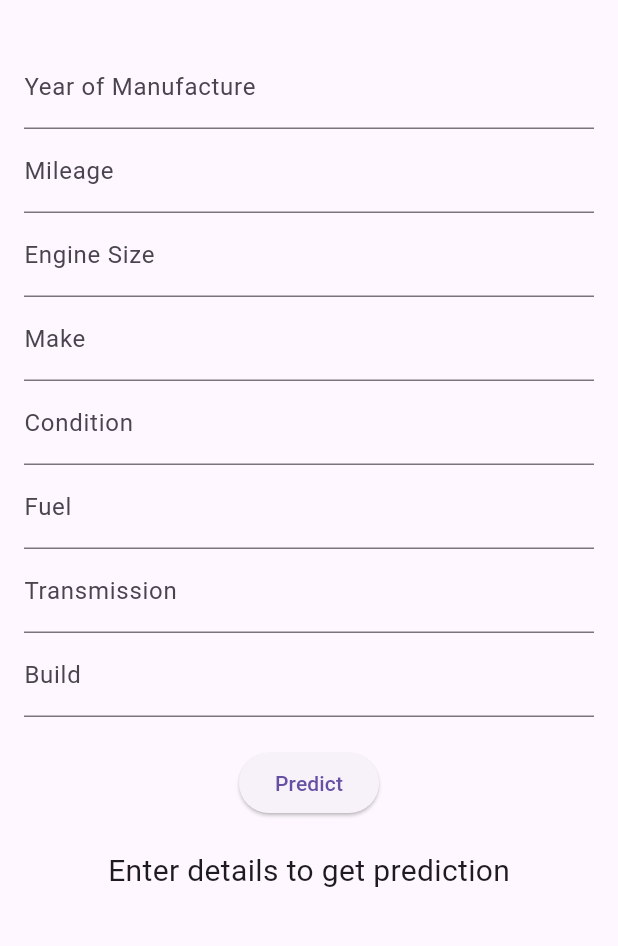
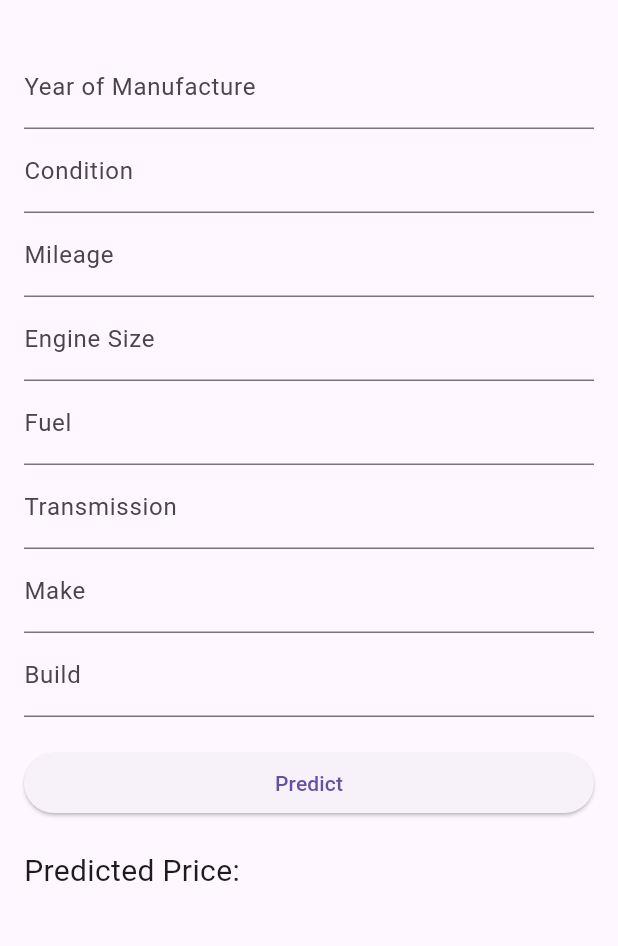
Before and after one commit to Elhameed/-linear_regression_model, a Flutter app: the screen it shows after launch, on a phone screen of 412 x 824 dp, the part 63-1009 px from its top. Run offline on Flutter 3.47's test engine with Material 3 defaults, Android fonts, the phone set to English and light mode, and no system bars.

Commit message:
updated flutter app

```diff
--- a/summative/FlutterApp/car_price_prediction/lib/main.dart
+++ b/summative/FlutterApp/car_price_prediction/lib/main.dart
@@ -25,50 +25,46 @@ class MyHomePage extends StatefulWidget {
 }
 
 class _MyHomePageState extends State<MyHomePage> {
-  final TextEditingController yearController = TextEditingController();
-  final TextEditingController mileageController = TextEditingController();
-  final TextEditingController engineSizeController = TextEditingController();
-  final TextEditingController makeController = TextEditingController();
-  final TextEditingController conditionController = TextEditingController();
-  final TextEditingController fuelController = TextEditingController();
-  final TextEditingController transmissionController = TextEditingController();
-  final TextEditingController buildController = TextEditingController();
+  final _formKey = GlobalKey<FormState>();
+  final _yearController = TextEditingController();
+  final _conditionController = TextEditingController();
+  final _mileageController = TextEditingController();
+  final _engineSizeController = TextEditingController();
+  final _fuelController = TextEditingController();
+  final _transmissionController = TextEditingController();
+  final _makeController = TextEditingController();
+  final _buildController = TextEditingController();
 
-  String prediction = '';
-  bool isLoading = false;
+  String _predictedPrice = '';
 
-  Future<void> predictPrice() async {
-    setState(() {
-      isLoading = true;
-    });
-
+  Future<void> _predictPrice() async {
+    if (_formKey.currentState!.validate()) {
       final response = await http.post(
-      Uri.parse('http://your_api_url/predict'),
+        Uri.parse('https://car-price-model.onrender.com/predict'),
         headers: <String, String>{
           'Content-Type': 'application/json; charset=UTF-8',
         },
         body: jsonEncode(<String, dynamic>{
-        'year_of_manufacture': int.parse(yearController.text),
-        'mileage': double.parse(mileageController.text),
-        'engine_size': double.parse(engineSizeController.text),
-        'make': makeController.text,
-        'condition': conditionController.text,
-        'fuel': fuelController.text,
-        'transmission': transmissionController.text,
-        'build': buildController.text,
+          'Year_of_manufacture': int.parse(_yearController.text),
+          'Condition': _conditionController.text,
+          'Mileage': int.parse(_mileageController.text),
+          'Engine_Size': int.parse(_engineSizeController.text),
+          'Fuel': _fuelController.text,
+          'Transmission': _transmissionController.text,
+          'Make': _makeController.text,
+          'Build': _buildController.text,
         }),
       );
 
       if (response.statusCode == 200) {
         setState(() {
-        prediction = jsonDecode(response.body)['predicted_price'].toString();
-        isLoading = false;
+          _predictedPrice = jsonDecode(response.body)['predicted_price'].toString();
         });
       } else {
         setState(() {
-        prediction = 'Error: Unable to get prediction.';
-        isLoading = false;
+          _predictedPrice = 'Error: Unable to fetch prediction';
         });
+      }
     }
   }
 
@@ -80,56 +76,107 @@ class _MyHomePageState extends State<MyHomePage> {
       ),
       body: Padding(
         padding: const EdgeInsets.all(16.0),
-        child: Column(
-          children: [
-            TextField(
-              controller: yearController,
+        child: Form(
+          key: _formKey,
+          child: ListView(
+            children: <Widget>[
+              TextFormField(
+                controller: _yearController,
                 decoration: InputDecoration(labelText: 'Year of Manufacture'),
                 keyboardType: TextInputType.number,
+                validator: (value) {
+                  if (value == null || value.isEmpty) {
+                    return 'Please enter the year of manufacture';
+                  }
+                  return null;
+                },
               ),
-            TextField(
-              controller: mileageController,
+              TextFormField(
+                controller: _conditionController,
+                decoration: InputDecoration(labelText: 'Condition'),
+                validator: (value) {
+                  if (value == null || value.isEmpty) {
+                    return 'Please enter the condition';
+                  }
+                  return null;
+                },
+              ),
+              TextFormField(
+                controller: _mileageController,
                 decoration: InputDecoration(labelText: 'Mileage'),
                 keyboardType: TextInputType.number,
+                validator: (value) {
+                  if (value == null || value.isEmpty) {
+                    return 'Please enter the mileage';
+                  }
+                  return null;
+                },
               ),
-            TextField(
-              controller: engineSizeController,
+              TextFormField(
+                controller: _engineSizeController,
                 decoration: InputDecoration(labelText: 'Engine Size'),
                 keyboardType: TextInputType.number,
+                validator: (value) {
+                  if (value == null || value.isEmpty) {
+                    return 'Please enter the engine size';
+                  }
+                  return null;
+                },
               ),
-            TextField(
-              controller: makeController,
+              TextFormField(
+                controller: _fuelController,
+                decoration: InputDecoration(labelText: 'Fuel'),
+                validator: (value) {
+                  if (value == null || value.isEmpty) {
+                    return 'Please enter the fuel type';
+                  }
+                  return null;
+                },
+              ),
+              TextFormField(
+                controller: _transmissionController,
+                decoration: InputDecoration(labelText: 'Transmission'),
+                validator: (value) {
+                  if (value == null || value.isEmpty) {
+                    return 'Please enter the transmission type';
+                  }
+                  return null;
+                },
+              ),
+              TextFormField(
+                controller: _makeController,
                 decoration: InputDecoration(labelText: 'Make'),
+                validator: (value) {
+                  if (value == null || value.isEmpty) {
+                    return 'Please enter the make';
+                  }
+                  return null;
+                },
               ),
-            TextField(
-              controller: conditionController,
-              decoration: InputDecoration(labelText: 'Condition'),
-            ),
-            TextField(
-              controller: fuelController,
-              decoration: InputDecoration(labelText: 'Fuel'),
-            ),
-            TextField(
-              controller: transmissionController,
-              decoration: InputDecoration(labelText: 'Transmission'),
-            ),
-            TextField(
-              controller: buildController,
+              TextFormField(
+                controller: _buildController,
                 decoration: InputDecoration(labelText: 'Build'),
+                validator: (value) {
+                  if (value == null || value.isEmpty) {
+                    return 'Please enter the build type';
+                  }
+                  return null;
+                },
               ),
               SizedBox(height: 20),
               ElevatedButton(
-              onPressed: isLoading ? null : predictPrice,
-              child: isLoading ? CircularProgressIndicator() : Text('Predict'),
+                onPressed: _predictPrice,
+                child: Text('Predict'),
               ),
               SizedBox(height: 20),
               Text(
-              prediction.isEmpty ? 'Enter details to get prediction' : 'Predicted Price: $prediction',
+                'Predicted Price: $_predictedPrice',
                 style: TextStyle(fontSize: 20),
               ),
             ],
           ),
         ),
+      ),
     );
   }
 }
```
Lines whose indentation alone changed are shown as unchanged.
